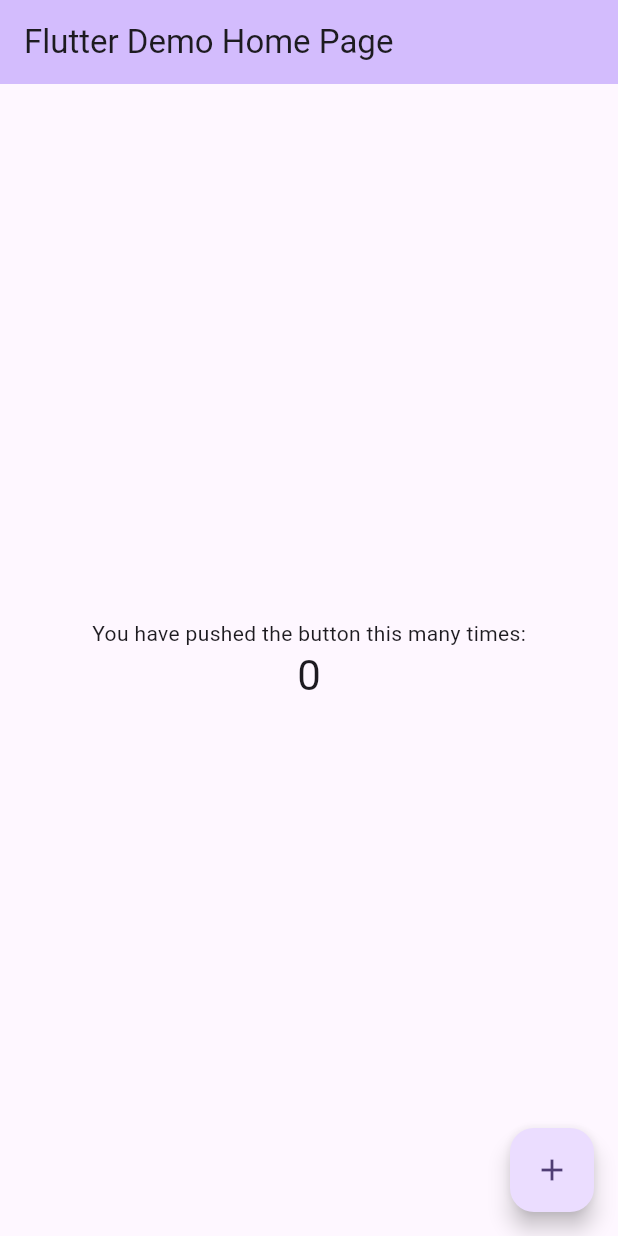
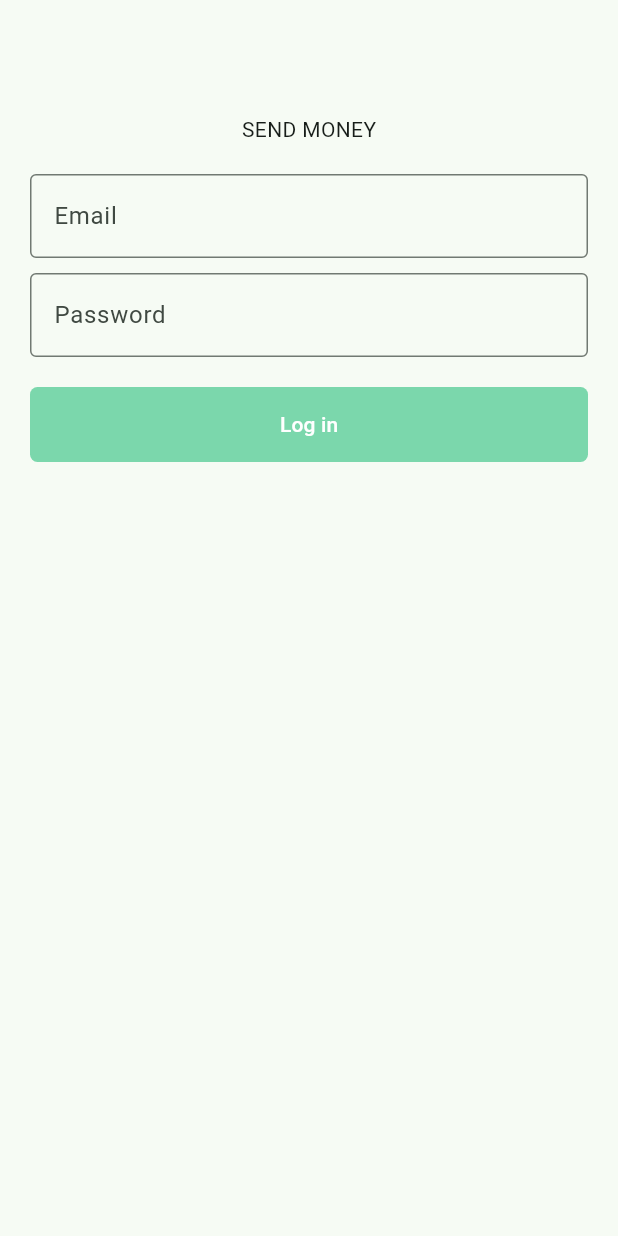
Before and after one commit to myteddy15/send_money_app, a Flutter app: the screen it shows after launch, on a phone screen of 412 x 824 dp. Run offline on Flutter 3.47's test engine with Material 3 defaults, Android fonts, the phone set to English and light mode, and no system bars.

Commit message:
Create login screen

```diff
--- a/lib/main.dart
+++ b/lib/main.dart
@@ -1,4 +1,5 @@
 import 'package:flutter/material.dart';
+import 'package:send_money_app/views/screens/login_screen.dart';
 
 void main() {
   runApp(const MyApp());
@@ -13,113 +14,21 @@ class MyApp extends StatelessWidget {
     return MaterialApp(
       title: 'Flutter Demo',
       theme: ThemeData(
-        // This is the theme of your application.
-        //
-        // TRY THIS: Try running your application with "flutter run". You'll see
-        // the application has a blue toolbar. Then, without quitting the app,
-        // try changing the seedColor in the colorScheme below to Colors.green
-        // and then invoke "hot reload" (save your changes or press the "hot
-        // reload" button in a Flutter-supported IDE, or press "r" if you used
-        // the command line to start the app).
-        //
-        // Notice that the counter didn't reset back to zero; the application
-        // state is not lost during the reload. To reset the state, use hot
-        // restart instead.
-        //
-        // This works for code too, not just values: Most code changes can be
-        // tested with just a hot reload.
-        colorScheme: ColorScheme.fromSeed(seedColor: Colors.deepPurple),
+        colorScheme: ColorScheme.fromSeed(seedColor: const Color(0xff2ff29e)),
+        elevatedButtonTheme: ElevatedButtonThemeData(
+          style: ElevatedButton.styleFrom(
+            backgroundColor: const Color(0xff00b464),
+            foregroundColor: Colors.white,
+            disabledBackgroundColor: const Color(0xff00b464).withOpacity(0.5),
+            disabledForegroundColor: Colors.white,
+            shape: RoundedRectangleBorder(
+              borderRadius: BorderRadius.circular(5),
+            )
+          )
+        ),
         useMaterial3: true,
       ),
-      home: const MyHomePage(title: 'Flutter Demo Home Page'),
+      home: const LoginScreen(),
     );
   }
 }
-
-class MyHomePage extends StatefulWidget {
-  const MyHomePage({super.key, required this.title});
-
-  // This widget is the home page of your application. It is stateful, meaning
-  // that it has a State object (defined below) that contains fields that affect
-  // how it looks.
-
-  // This class is the configuration for the state. It holds the values (in this
-  // case the title) provided by the parent (in this case the App widget) and
-  // used by the build method of the State. Fields in a Widget subclass are
-  // always marked "final".
-
-  final String title;
-
-  @override
-  State<MyHomePage> createState() => _MyHomePageState();
-}
-
-class _MyHomePageState extends State<MyHomePage> {
-  int _counter = 0;
-
-  void _incrementCounter() {
-    setState(() {
-      // This call to setState tells the Flutter framework that something has
-      // changed in this State, which causes it to rerun the build method below
-      // so that the display can reflect the updated values. If we changed
-      // _counter without calling setState(), then the build method would not be
-      // called again, and so nothing would appear to happen.
-      _counter++;
-    });
-  }
-
-  @override
-  Widget build(BuildContext context) {
-    // This method is rerun every time setState is called, for instance as done
-    // by the _incrementCounter method above.
-    //
-    // The Flutter framework has been optimized to make rerunning build methods
-    // fast, so that you can just rebuild anything that needs updating rather
-    // than having to individually change instances of widgets.
-    return Scaffold(
-      appBar: AppBar(
-        // TRY THIS: Try changing the color here to a specific color (to
-        // Colors.amber, perhaps?) and trigger a hot reload to see the AppBar
-        // change color while the other colors stay the same.
-        backgroundColor: Theme.of(context).colorScheme.inversePrimary,
-        // Here we take the value from the MyHomePage object that was created by
-        // the App.build method, and use it to set our appbar title.
-        title: Text(widget.title),
-      ),
-      body: Center(
-        // Center is a layout widget. It takes a single child and positions it
-        // in the middle of the parent.
-        child: Column(
-          // Column is also a layout widget. It takes a list of children and
-          // arranges them vertically. By default, it sizes itself to fit its
-          // children horizontally, and tries to be as tall as its parent.
-          //
-          // Column has various properties to control how it sizes itself and
-          // how it positions its children. Here we use mainAxisAlignment to
-          // center the children vertically; the main axis here is the vertical
-          // axis because Columns are vertical (the cross axis would be
-          // horizontal).
-          //
-          // TRY THIS: Invoke "debug painting" (choose the "Toggle Debug Paint"
-          // action in the IDE, or press "p" in the console), to see the
-          // wireframe for each widget.
-          mainAxisAlignment: MainAxisAlignment.center,
-          children: <Widget>[
-            const Text(
-              'You have pushed the button this many times:',
-            ),
-            Text(
-              '$_counter',
-              style: Theme.of(context).textTheme.headlineMedium,
-            ),
-          ],
-        ),
-      ),
-      floatingActionButton: FloatingActionButton(
-        onPressed: _incrementCounter,
-        tooltip: 'Increment',
-        child: const Icon(Icons.add),
-      ), // This trailing comma makes auto-formatting nicer for build methods.
-    );
-  }
-}
--- /dev/null
+++ b/lib/views/screens/login_screen.dart
@@ -0,0 +1,61 @@
+import 'package:flutter/material.dart';
+
+class LoginScreen extends StatefulWidget {
+  const LoginScreen({super.key});
+
+  @override
+  State<LoginScreen> createState() => _LoginScreenState();
+}
+
+class _LoginScreenState extends State<LoginScreen> {
+  @override
+  Widget build(BuildContext context) {
+
+    final usernameController = TextEditingController();
+    final passwordController = TextEditingController();
+
+    return Scaffold(
+      appBar: AppBar(
+        title: const Text(""),
+      ),
+      body: Padding(
+        padding: const EdgeInsets.all(20),
+        child: Column(
+          crossAxisAlignment: CrossAxisAlignment.center,
+          mainAxisAlignment: MainAxisAlignment.start,
+          children: [
+            const Text("SEND MONEY"),
+            const SizedBox(height: 20),
+            TextField(
+              controller: usernameController,
+              decoration: InputDecoration(
+                labelText: "Email",
+                border: const OutlineInputBorder().copyWith(
+                  borderSide: const BorderSide(width: 1.0)
+                )
+              ),
+            ),
+            const SizedBox(height: 10),
+            TextField(
+              controller: passwordController,
+              decoration:  InputDecoration(
+                labelText: "Password",
+                border: const OutlineInputBorder().copyWith(
+                  borderSide: const BorderSide(width: 1.0)
+                )
+              ),
+            ),
+            const SizedBox(height: 20),
+            const SizedBox(
+              width: double.infinity,
+              height: 50,
+              child: ElevatedButton(
+                onPressed: null,
+                child: Text("Log in")),
+            )
+          ],
+        ),
+      )
+    );
+  }
+}
--- a/pubspec.yaml
+++ b/pubspec.yaml
@@ -35,6 +35,7 @@ dependencies:
   # The following adds the Cupertino Icons font to your application.
   # Use with the CupertinoIcons class for iOS style icons.
   cupertino_icons: ^1.0.2
+  font_awesome_flutter: ^10.8.0
 
 dev_dependencies:
   flutter_test:
```
